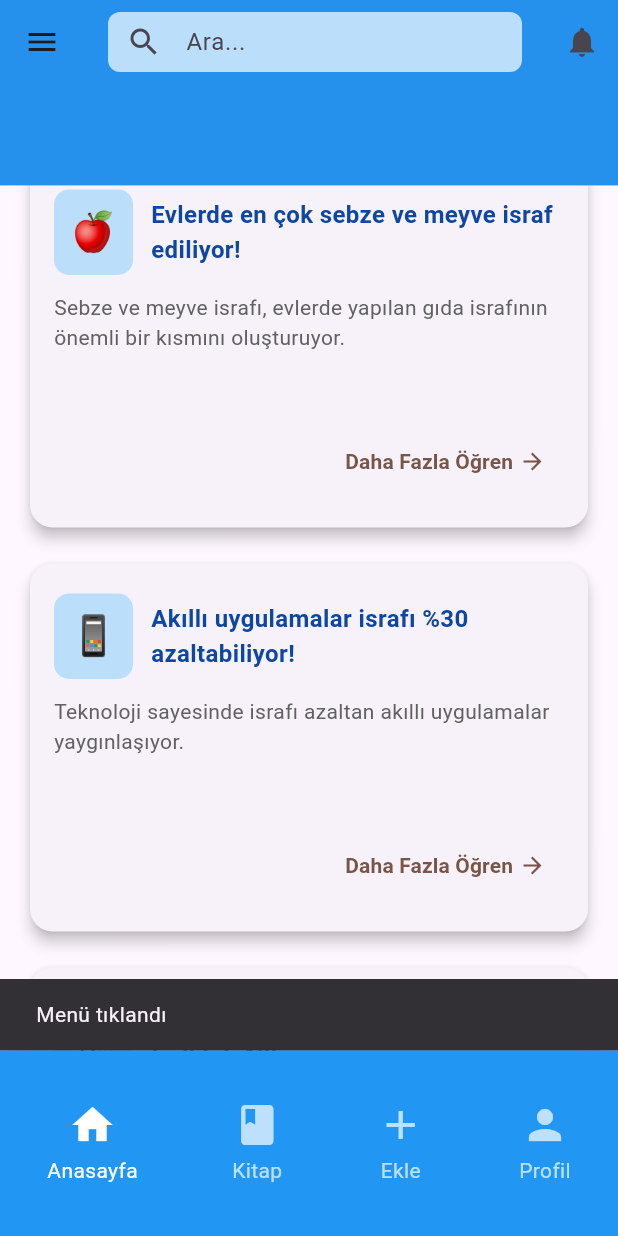
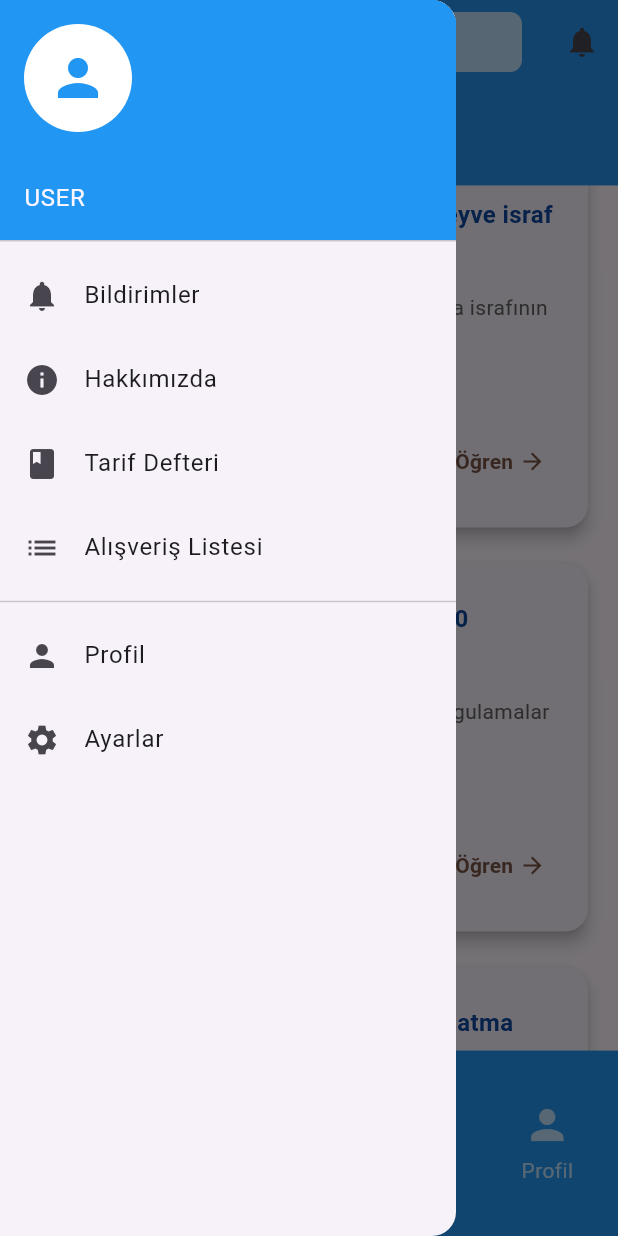
Before and after one commit to hamiyetipek/Muas, a Flutter app: the screen it shows after launch, scrolled down 576 dp, after a tap on the "menu" icon, on a phone screen of 412 x 824 dp. Run offline on Flutter 3.47's test engine with Material 3 defaults, Android fonts, the phone set to English and light mode, and no system bars.

Commit message:
Sidebar eklendi ve şimdilik oluşturulan sayfaların yönlendirilmesi yapıldı

```diff
--- a/benim_ilk_uygulamam/lib/layouts/ortak.dart
+++ b/benim_ilk_uygulamam/lib/layouts/ortak.dart
@@ -1,13 +1,16 @@
 import 'package:flutter/material.dart';
+import 'sidebar.dart';
+import 'package:benim_ilk_uygulamam/screens/israfsayfasi.dart';
+import 'package:benim_ilk_uygulamam/screens/food_status_page.dart';
+import 'package:benim_ilk_uygulamam/screens/Notification.dart';
+import 'package:benim_ilk_uygulamam/screens/ProfilSayfasi.dart';
 
 class OrtakLayout extends StatelessWidget {
   final Widget child;
-  final Function(int)? onFooterIconTap; // Footer ikon tıklama callback
-  final int selectedIndex; // Footer seçili ikon indeksi
+  final int selectedIndex;
 
   const OrtakLayout({
     required this.child,
-    this.onFooterIconTap,
     this.selectedIndex = 0,
     Key? key,
   }) : super(key: key);
@@ -15,19 +18,19 @@ class OrtakLayout extends StatelessWidget {
   @override
   Widget build(BuildContext context) {
     return Scaffold(
-      // AppBar - %20 yükseklik için PreferredSize kullandık
+      drawer: const MySidebar(),
       appBar: PreferredSize(
         preferredSize:
             Size.fromHeight(MediaQuery.of(context).size.height * 0.15),
         child: AppBar(
           backgroundColor: Colors.blue,
-          leading: IconButton(
-            icon: Icon(Icons.menu),
-            onPressed: () {
-              // Menü ikonuna tıklama işlemi
-              ScaffoldMessenger.of(context)
-                  .showSnackBar(SnackBar(content: Text('Menü tıklandı')));
-            },
+          leading: Builder(
+            builder: (context) => IconButton(
+              icon: Icon(Icons.menu),
+              onPressed: () {
+                Scaffold.of(context).openDrawer();
+              },
+            ),
           ),
           title: Container(
             height: 40,
@@ -49,7 +52,6 @@ class OrtakLayout extends StatelessWidget {
             IconButton(
               icon: Icon(Icons.notifications),
               onPressed: () {
-                // Bildirim ikonuna tıklama
                 ScaffoldMessenger.of(context)
                     .showSnackBar(SnackBar(content: Text('Bildirim tıklandı')));
               },
@@ -57,33 +59,48 @@ class OrtakLayout extends StatelessWidget {
           ],
         ),
       ),
-
       body: child,
-
-      // Footer - %25 yükseklik için Container kullandık
       bottomNavigationBar: Container(
         height: MediaQuery.of(context).size.height * 0.15,
         color: Colors.blue,
         child: Row(
           mainAxisAlignment: MainAxisAlignment.spaceAround,
           children: [
-            footerIcon(Icons.home, 0, 'Anasayfa'),
-            footerIcon(Icons.book, 1, 'Kitap'),
-            footerIcon(Icons.add, 2, 'Ekle'),
-            footerIcon(Icons.person, 3, 'Profil'),
+            footerIcon(context, Icons.home, 0, 'Anasayfa'),
+            footerIcon(context, Icons.book, 1, 'Ürünler'),
+            footerIcon(context, Icons.add, 2, 'Ekle'),
+            footerIcon(context, Icons.person, 3, 'Profil'),
           ],
         ),
       ),
     );
   }
 
-  Widget footerIcon(IconData icon, int index, String label) {
+  Widget footerIcon(
+      BuildContext context, IconData icon, int index, String label) {
     final isSelected = selectedIndex == index;
 
     return GestureDetector(
       onTap: () {
-        if (onFooterIconTap != null) {
-          onFooterIconTap!(index);
+        // Sayfa yönlendirmeleri burada
+        switch (index) {
+          case 0:
+            Navigator.pushReplacement(context,
+                MaterialPageRoute(builder: (_) => IsrafBilgiSayfasi()));
+            break;
+          case 1:
+            Navigator.pushReplacement(
+                context, MaterialPageRoute(builder: (_) => FoodStatusPage()));
+            break;
+          case 2:
+            ScaffoldMessenger.of(context).showSnackBar(
+              SnackBar(content: Text("Bu özellik yakında eklenecek")),
+            );
+            break;
+          case 3:
+            Navigator.pushReplacement(
+                context, MaterialPageRoute(builder: (_) => ProfilSayfasi()));
+            break;
         }
       },
       child: Column(
@@ -93,9 +110,10 @@ class OrtakLayout extends StatelessWidget {
           Icon(icon,
               color: isSelected ? Colors.white : Colors.white70, size: 32),
           SizedBox(height: 4),
-          Text(label,
-              style:
-                  TextStyle(color: isSelected ? Colors.white : Colors.white70)),
+          Text(
+            label,
+            style: TextStyle(color: isSelected ? Colors.white : Colors.white70),
+          ),
         ],
       ),
     );
--- /dev/null
+++ b/benim_ilk_uygulamam/lib/layouts/sidebar.dart
@@ -0,0 +1,78 @@
+import 'package:flutter/material.dart';
+import 'package:benim_ilk_uygulamam/screens/ProfilSayfasi.dart';
+import 'package:benim_ilk_uygulamam/screens/Notification.dart';
+
+class MySidebar extends StatelessWidget {
+  const MySidebar({Key? key}) : super(key: key);
+
+  @override
+  Widget build(BuildContext context) {
+    return Drawer(
+      child: ListView(
+        padding: EdgeInsets.zero,
+        children: [
+          UserAccountsDrawerHeader(
+            decoration: BoxDecoration(color: Colors.blue),
+            currentAccountPicture: CircleAvatar(
+              backgroundColor: Colors.white,
+              child: Icon(Icons.person, size: 40, color: Colors.blue),
+            ),
+            accountName: Text("USER"),
+            accountEmail: null,
+          ),
+          ListTile(
+            leading: Icon(Icons.notifications),
+            title: Text('Bildirimler'),
+            onTap: () {
+              Navigator.pop(context); // önce drawer kapansın
+              Navigator.push(
+                context,
+                MaterialPageRoute(builder: (context) => NotificationPage()),
+              );
+            },
+          ),
+          ListTile(
+            leading: Icon(Icons.info),
+            title: Text('Hakkımızda'),
+            onTap: () {
+              Navigator.pop(context);
+            },
+          ),
+          ListTile(
+            leading: Icon(Icons.book),
+            title: Text('Tarif Defteri'),
+            onTap: () {
+              Navigator.pop(context);
+            },
+          ),
+          ListTile(
+            leading: Icon(Icons.list),
+            title: Text('Alışveriş Listesi'),
+            onTap: () {
+              Navigator.pop(context);
+            },
+          ),
+          Divider(),
+          ListTile(
+            leading: Icon(Icons.person),
+            title: Text('Profil'),
+            onTap: () {
+              Navigator.pop(context); // önce drawer kapansın
+              Navigator.push(
+                context,
+                MaterialPageRoute(builder: (context) => ProfilSayfasi()),
+              );
+            },
+          ),
+          ListTile(
+            leading: Icon(Icons.settings),
+            title: Text('Ayarlar'),
+            onTap: () {
+              Navigator.pop(context);
+            },
+          ),
+        ],
+      ),
+    );
+  }
+}
```
